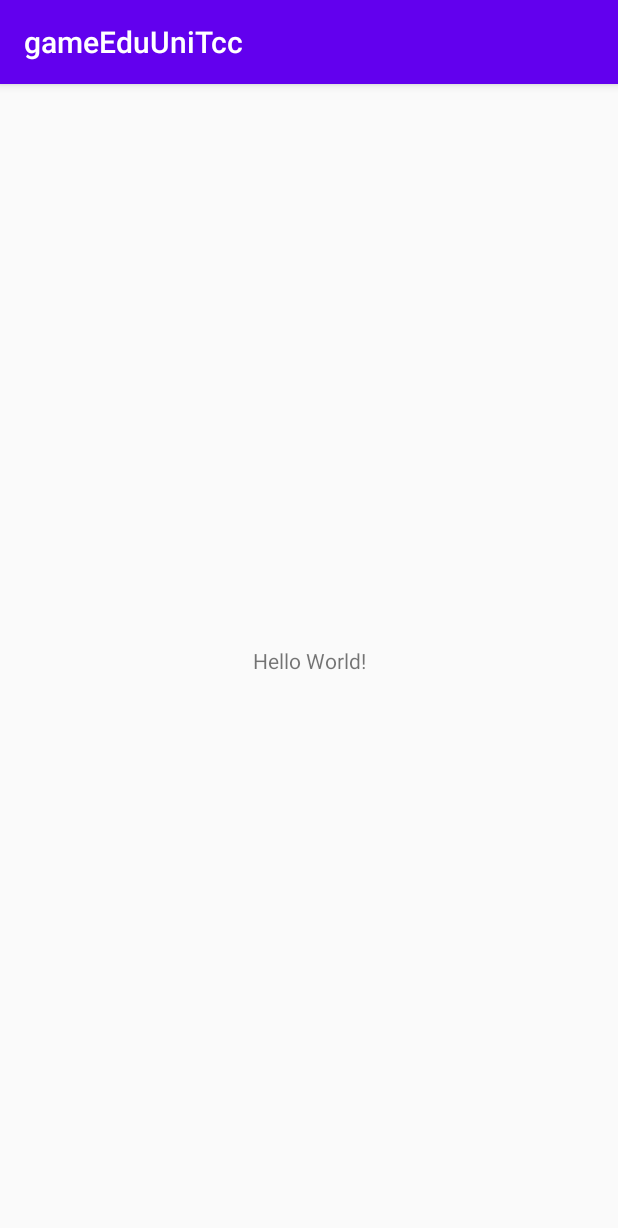
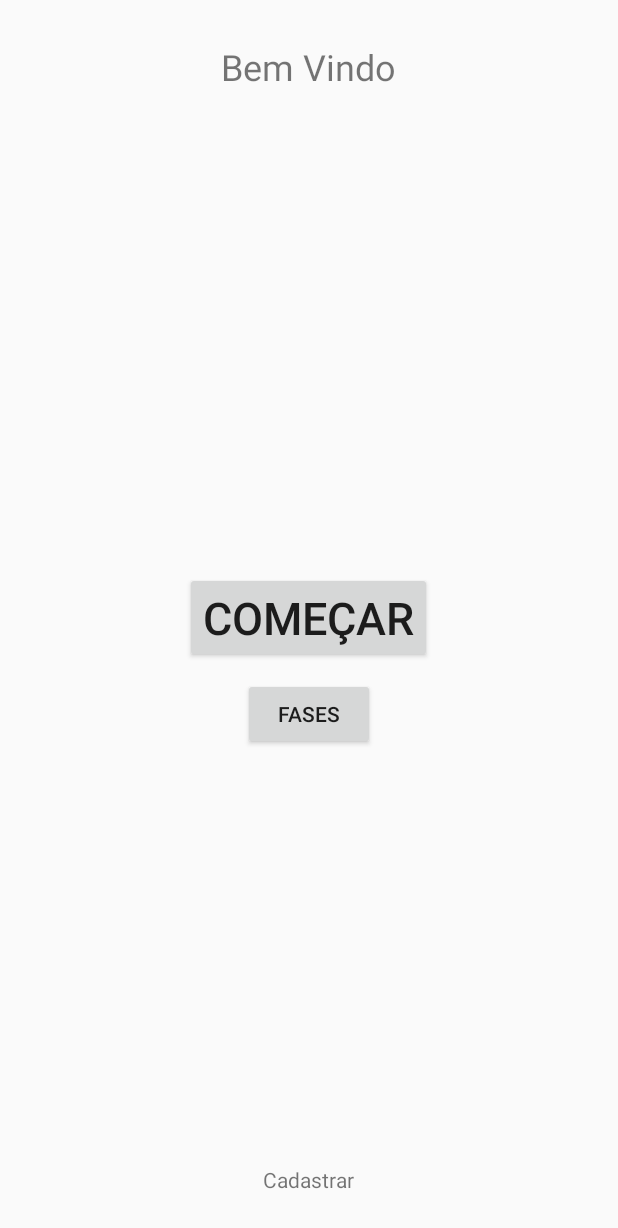
Before and after one commit to lucas-petruceli/tcc-game-educacional, an Android app: the screen it shows after launch (MainActivity before the commit, HomeActivity after it), on a phone screen of 412 x 824 dp. Shown: the top 1228 px of the screen. Run offline under Robolectric (Android 15) with nearby library versions, the phone set to English and light mode, and no system bars.

Commit message:
criação dos arquivos para Activities e layout (base) para as mesmas

```diff
--- /dev/null
+++ b/app/src/main/java/br/com/gameeduunitcc/AppClass.kt
@@ -0,0 +1,11 @@
+package br.com.gameeduunitcc
+
+import android.app.Application
+
+class AppClass : Application() {
+
+    override fun onCreate() {
+        super.onCreate()
+
+    }
+}
--- a/app/src/main/java/br/com/gameeduunitcc/MainActivity.kt
+++ /dev/null
@@ -1,11 +0,0 @@
-package br.com.gameeduunitcc
-
-import android.os.Bundle
-import androidx.appcompat.app.AppCompatActivity
-
-class MainActivity : AppCompatActivity() {
-    override fun onCreate(savedInstanceState: Bundle?) {
-        super.onCreate(savedInstanceState)
-        setContentView(R.layout.activity_main)
-    }
-}
--- /dev/null
+++ b/app/src/main/java/br/com/gameeduunitcc/activities/HomeActivity.kt
@@ -0,0 +1,45 @@
+package br.com.gameeduunitcc.activities
+
+import android.content.Intent
+import android.os.Bundle
+import androidx.appcompat.app.AppCompatActivity
+import br.com.gameeduunitcc.R
+import kotlinx.android.synthetic.main.activity_main.*
+
+class HomeActivity : AppCompatActivity() {
+    override fun onCreate(savedInstanceState: Bundle?) {
+        super.onCreate(savedInstanceState)
+        setContentView(R.layout.activity_main)
+
+        setupActivity()
+    }
+
+    fun setupActivity() {
+        btnComecar.setOnClickListener {
+            comecarGame()
+        }
+
+        btnFases.setOnClickListener {
+            fases()
+        }
+
+        txtCadastrar.setOnClickListener {
+            cadastrar()
+        }
+    }
+
+    fun comecarGame() {
+        val intent = Intent(this, GameActivity::class.java)
+        startActivity(intent)
+    }
+
+    fun fases() {
+        val intent = Intent(this, FasesActivity::class.java)
+        startActivity(intent)
+    }
+
+    fun cadastrar() {
+        val intent = Intent(this, CadastroActivity::class.java)
+        startActivity(intent)
+    }
+}
--- a/app/src/main/res/layout/activity_main.xml
+++ b/app/src/main/res/layout/activity_main.xml
@@ -1,18 +1,46 @@
 <?xml version="1.0" encoding="utf-8"?>
-<androidx.constraintlayout.widget.ConstraintLayout xmlns:android="http://schemas.android.com/apk/res/android"
-    xmlns:app="http://schemas.android.com/apk/res-auto"
+<RelativeLayout xmlns:android="http://schemas.android.com/apk/res/android"
     xmlns:tools="http://schemas.android.com/tools"
     android:layout_width="match_parent"
     android:layout_height="match_parent"
-    tools:context=".MainActivity">
+    tools:context=".activities.HomeActivity"
+    android:padding="8dp">
 
     <TextView
+        android:id="@+id/txtTitulo"
         android:layout_width="wrap_content"
         android:layout_height="wrap_content"
-        android:text="Hello World!"
-        app:layout_constraintBottom_toBottomOf="parent"
-        app:layout_constraintLeft_toLeftOf="parent"
-        app:layout_constraintRight_toRightOf="parent"
-        app:layout_constraintTop_toTopOf="parent" />
+        android:textSize="24dp"
+        android:layout_marginTop="20dp"
+        android:layout_centerHorizontal="true"
+        android:text="Bem Vindo" />
 
-</androidx.constraintlayout.widget.ConstraintLayout>
+    <Button
+        android:id="@+id/btnComecar"
+        android:layout_width="wrap_content"
+        android:layout_height="wrap_content"
+        android:textSize="30dp"
+        android:layout_centerHorizontal="true"
+        android:layout_centerVertical="true"
+        android:text="COMEÇAR" />
+
+    <Button
+        android:id="@+id/btnFases"
+        android:layout_width="wrap_content"
+        android:layout_height="wrap_content"
+        android:layout_centerHorizontal="true"
+        android:layout_centerVertical="true"
+        android:layout_below="@+id/btnComecar"
+        android:layout_marginTop="10dp"
+        android:text="Fases" />
+
+    <TextView
+        android:id="@+id/txtCadastrar"
+        android:layout_width="wrap_content"
+        android:layout_height="wrap_content"
+        android:text="Cadastrar"
+        android:layout_centerHorizontal="true"
+        android:layout_alignParentBottom="true"
+        android:layout_marginBottom="20dp" />
+
+</RelativeLayout>
--- a/app/src/main/res/values/colors.xml
+++ b/app/src/main/res/values/colors.xml
@@ -3,4 +3,5 @@
     <color name="colorPrimary">#6200EE</color>
     <color name="colorPrimaryDark">#3700B3</color>
     <color name="colorAccent">#03DAC5</color>
+    <color name="white">#FFFFFF</color>
 </resources>
--- a/app/src/main/res/values/styles.xml
+++ b/app/src/main/res/values/styles.xml
@@ -7,4 +7,17 @@
         <item name="colorAccent">@color/colorAccent</item>
     </style>
 
+    <style name="Theme.MyTheme" parent="Theme.AppCompat.Light.NoActionBar">
+        <item name="windowActionBar">false</item>
+        <item name="colorPrimary">@color/colorPrimary</item>
+        <item name="colorPrimaryDark">@color/colorPrimaryDark</item>
+        <item name="colorAccent">@color/colorAccent</item>
+        <item name="colorControlNormal">@android:color/white</item>
+        <item name="actionOverflowButtonStyle">@style/DotsOrange</item>
+    </style>
+
+    <style name="DotsOrange" parent="@style/Widget.AppCompat.ActionButton.Overflow">
+        <item name="android:tint">@color/colorPrimary</item>
+    </style>
+
 </resources>
```
Also changed, not shown: app/build.gradle (+7 -0 lines), app/src/main/AndroidManifest.xml (+14 -2 lines), app/src/main/java/br/com/gameeduunitcc/activities/CadastroActivity.kt (added, +24 -0 lines), app/src/main/java/br/com/gameeduunitcc/activities/FasesActivity.kt (added, +24 -0 lines), app/src/main/java/br/com/gameeduunitcc/activities/GameActivity.kt (added, +22 -0 lines), app/src/main/res/drawable/ic_arrow_left_white_24.xml (added, +9 -0 lines), app/src/main/res/layout/activity_cadastro.xml (added, +22 -0 lines), app/src/main/res/layout/activity_fases.xml (added, +22 -0 lines), app/src/main/res/layout/activity_game.xml (added, +22 -0 lines), app/src/main/res/layout/content_cadastro.xml (added, +12 -0 lines), app/src/main/res/layout/content_fases.xml (added, +12 -0 lines), app/src/main/res/layout/content_game.xml (added, +12 -0 lines).
